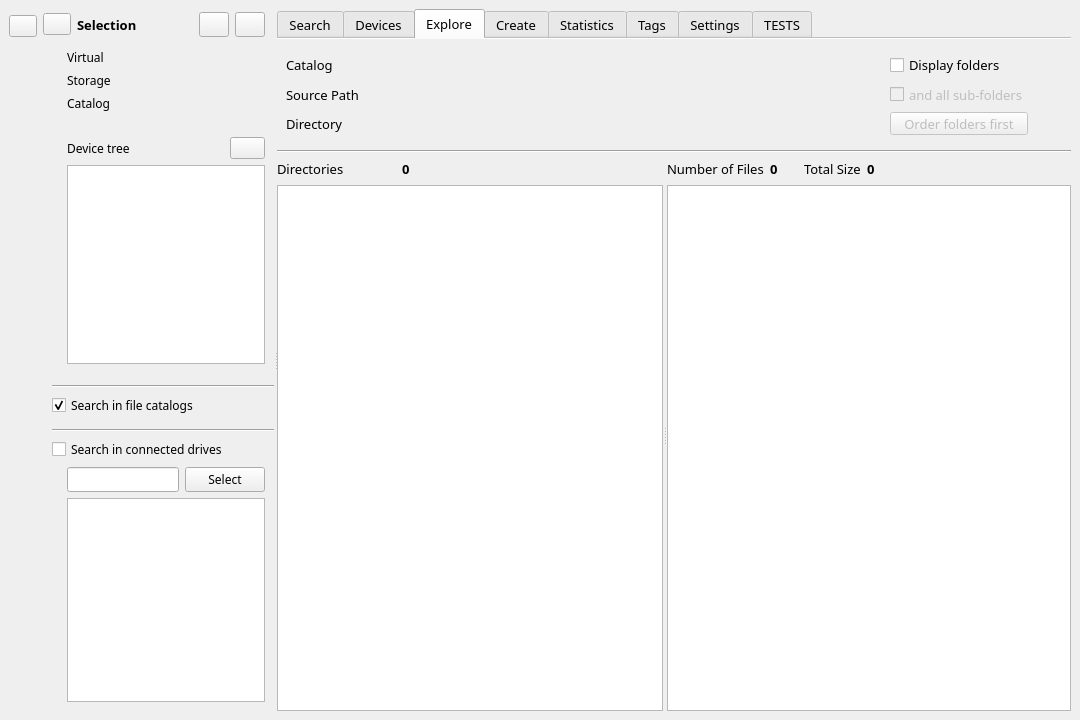
StephaneCouturier/Katalog, file src/mainwindow.ui: the form before one commit.
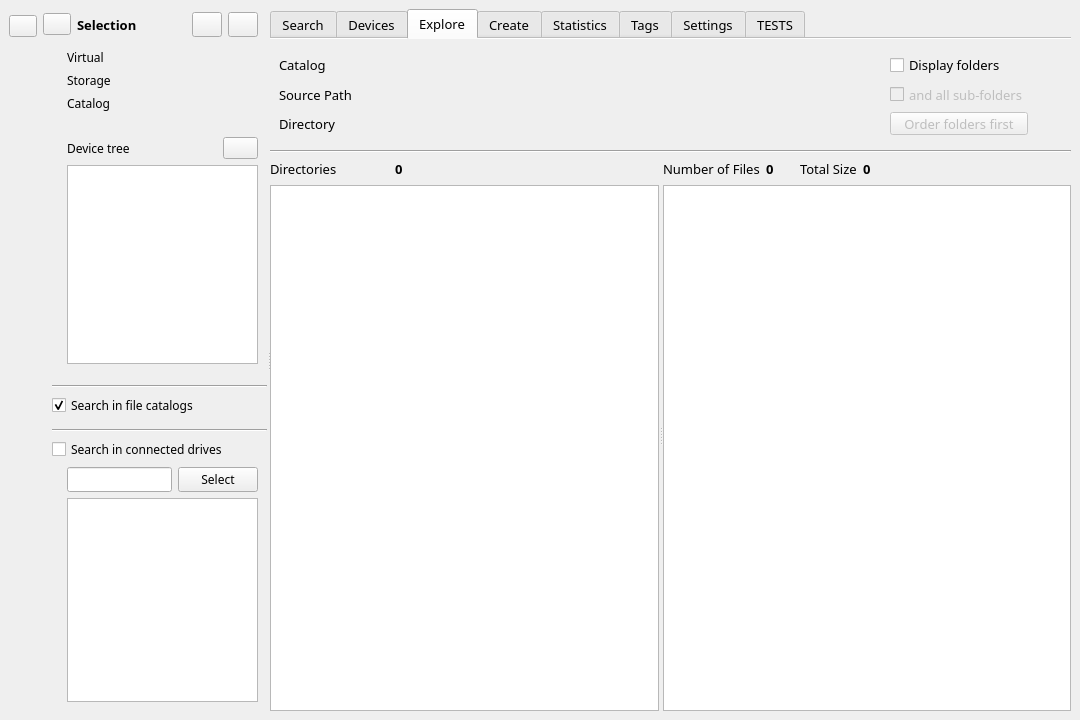
The form after the commit. The open tabs and pages were chosen to show the change. Icons and pictures are not drawn. Custom widgets are drawn as their Qt base class.

Commit message: https://github.com/StephaneCouturier/Katalog/issues/550

```diff
--- a/src/mainwindow.ui
+++ b/src/mainwindow.ui
@@ -5837,6 +5837,12 @@
                </item>
                <item row="0" column="1">
                 <widget class="QLabel" name="Explore_label_CatalogNameDisplay">
+                 <property name="minimumSize">
+                  <size>
+                   <width>100</width>
+                   <height>0</height>
+                  </size>
+                 </property>
                  <property name="font">
                   <font>
                    <family>Noto Sans</family>
```
